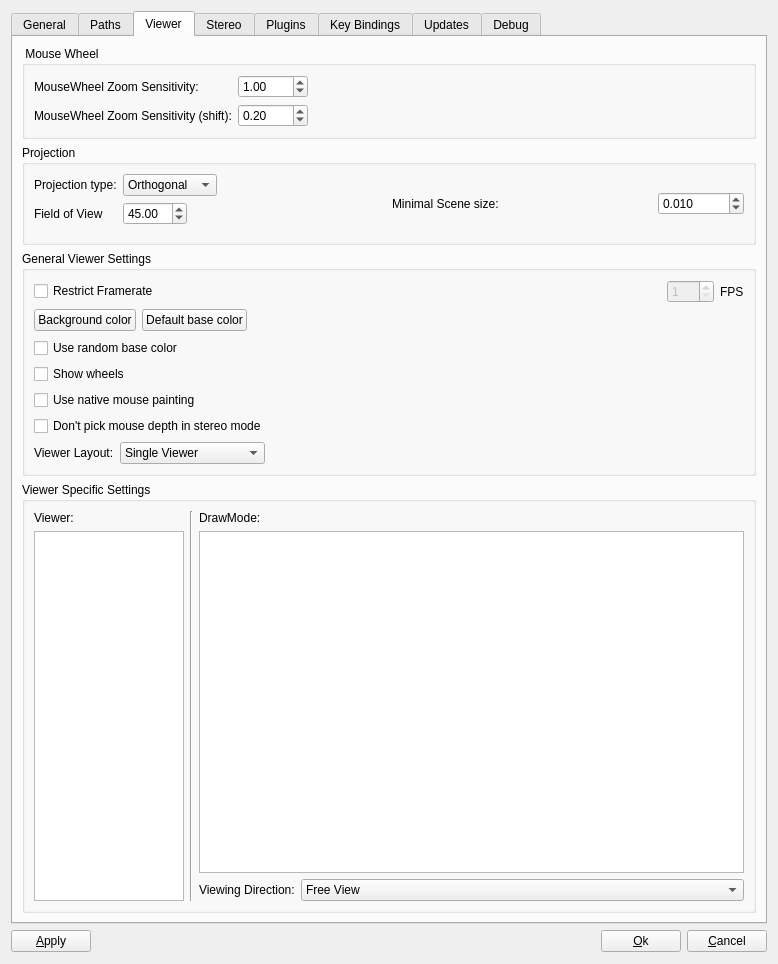
First picture: the form in OpenFlipper/widgets/optionsWidget/optionsWidget.ui, repository ShenRen/OpenFlipper, before the edit.
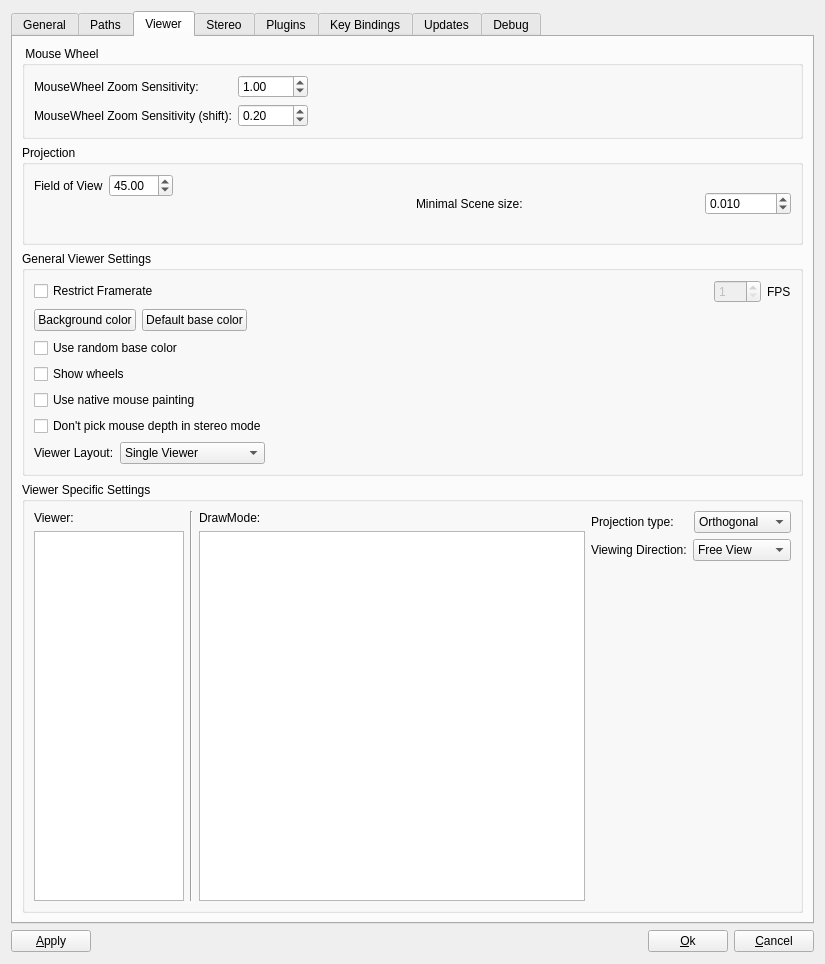
Second picture: the form after the edit. Custom widgets are drawn as their Qt base class.

Commit message: Handle default projection mode via OpenFlipperSettings and reorder widget

The edit to the form file:
```diff
--- a/OpenFlipper/widgets/optionsWidget/optionsWidget.ui
+++ b/OpenFlipper/widgets/optionsWidget/optionsWidget.ui
@@ -6,7 +6,7 @@
    <rect>
     <x>0</x>
     <y>0</y>
-    <width>778</width>
+    <width>825</width>
     <height>964</height>
    </rect>
   </property>
@@ -372,34 +372,13 @@
              <enum>QFormLayout::ExpandingFieldsGrow</enum>
             </property>
             <item row="0" column="0">
-             <widget class="QLabel" name="label_15">
-              <property name="text">
-               <string>Projection type:</string>
-              </property>
-             </widget>
-            </item>
-            <item row="0" column="1">
-             <widget class="QComboBox" name="projectionBox">
-              <item>
-               <property name="text">
-                <string>Orthogonal</string>
-               </property>
-              </item>
-              <item>
-               <property name="text">
-                <string>Perspective</string>
-               </property>
-              </item>
-             </widget>
-            </item>
-            <item row="1" column="0">
              <widget class="QLabel" name="label_27">
               <property name="text">
                <string>Field of View</string>
               </property>
              </widget>
             </item>
-            <item row="1" column="1">
+            <item row="0" column="1">
              <widget class="QDoubleSpinBox" name="fieldOfView">
               <property name="minimum">
                <double>1.000000000000000</double>
@@ -660,8 +639,8 @@
          <property name="title">
           <string>Viewer Specific Settings</string>
          </property>
-         <layout class="QHBoxLayout" name="horizontalLayout_19">
-          <item>
+         <layout class="QGridLayout" name="gridLayout_5">
+          <item row="0" column="0" rowspan="2">
            <layout class="QVBoxLayout" name="verticalLayout_7">
             <item>
              <widget class="QLabel" name="label_17">
@@ -697,14 +676,14 @@
             </item>
            </layout>
           </item>
-          <item>
+          <item row="0" column="1" rowspan="2">
            <widget class="Line" name="line_3">
             <property name="orientation">
              <enum>Qt::Vertical</enum>
             </property>
            </widget>
           </item>
-          <item>
+          <item row="0" column="2" rowspan="2">
            <layout class="QVBoxLayout" name="verticalLayout_9">
             <item>
              <widget class="QLabel" name="label_7">
@@ -731,6 +710,35 @@
               </property>
              </widget>
             </item>
+           </layout>
+          </item>
+          <item row="0" column="3">
+           <layout class="QVBoxLayout" name="verticalLayout_21">
+            <item>
+             <layout class="QHBoxLayout" name="horizontalLayout_19">
+              <item>
+               <widget class="QLabel" name="label_15">
+                <property name="text">
+                 <string>Projection type:</string>
+                </property>
+               </widget>
+              </item>
+              <item>
+               <widget class="QComboBox" name="projectionBox">
+                <item>
+                 <property name="text">
+                  <string>Orthogonal</string>
+                 </property>
+                </item>
+                <item>
+                 <property name="text">
+                  <string>Perspective</string>
+                 </property>
+                </item>
+               </widget>
+              </item>
+             </layout>
+            </item>
             <item>
              <layout class="QFormLayout" name="formLayout_3">
               <item row="1" column="0">
@@ -783,6 +791,19 @@
             </item>
            </layout>
           </item>
+          <item row="1" column="3">
+           <spacer name="verticalSpacer_4">
+            <property name="orientation">
+             <enum>Qt::Vertical</enum>
+            </property>
+            <property name="sizeHint" stdset="0">
+             <size>
+              <width>20</width>
+              <height>157</height>
+             </size>
+            </property>
+           </spacer>
+          </item>
          </layout>
         </widget>
        </item>
```
The commit also changes 8 other files.
